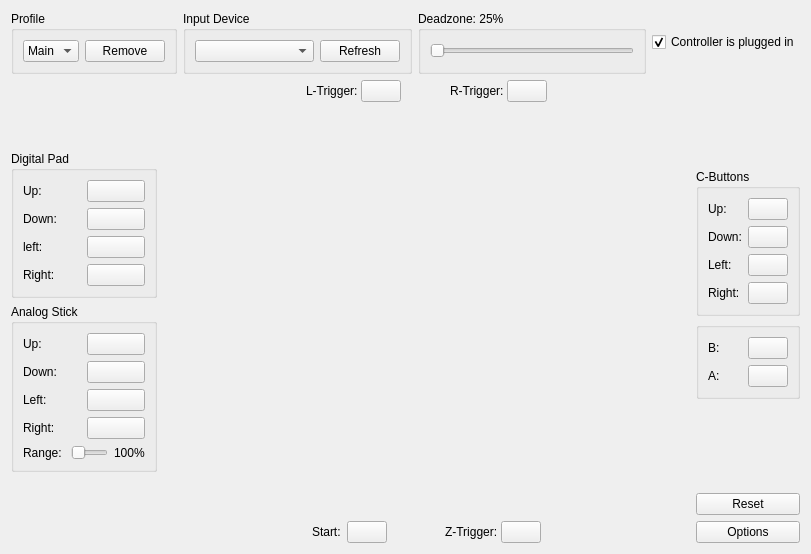
This is Source/RMG-Input/UserInterface/Widget/ControllerWidget.ui in Rosalie241/RMG as Qt 5 draws it before an edit. The edited form follows.
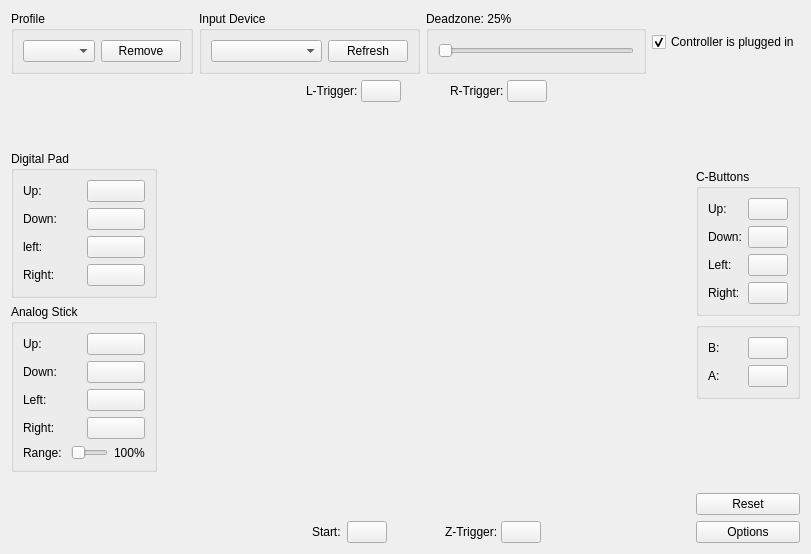
This is the edited form. Custom widgets are drawn as their Qt base class.

Commit message: RMG-Input: account for input device in per game settings

The edit to the form file:
```diff
--- a/Source/RMG-Input/UserInterface/Widget/ControllerWidget.ui
+++ b/Source/RMG-Input/UserInterface/Widget/ControllerWidget.ui
@@ -33,11 +33,6 @@
           <property name="sizeAdjustPolicy">
            <enum>QComboBox::AdjustToContents</enum>
           </property>
-          <item>
-           <property name="text">
-            <string>Main</string>
-           </property>
-          </item>
          </widget>
         </item>
         <item>
```
The commit also changes 2 other files.
